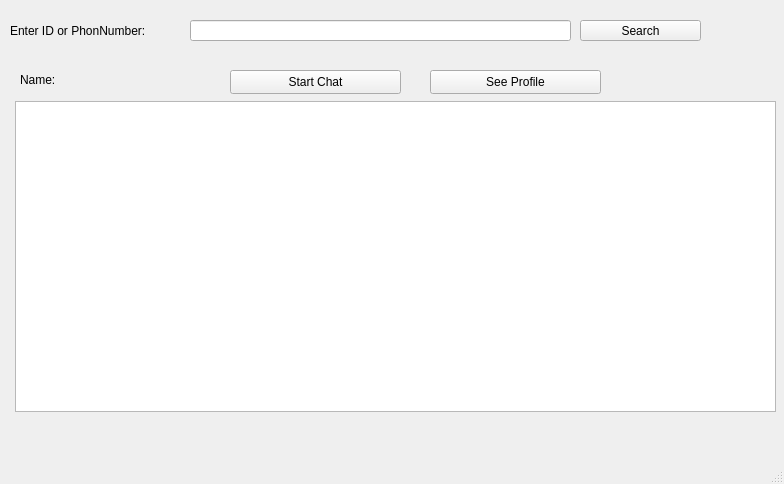
This is SocialMedia/darugram.ui in AP-projects-4001/daru as Qt 5 draws it before an edit. The edited form follows.
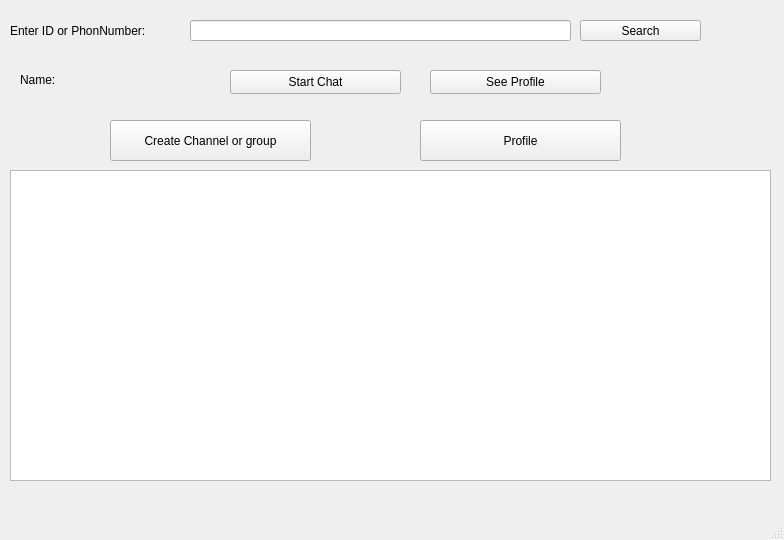
This is the edited form.

Commit message: group and channel

```diff
--- a/SocialMedia/darugram.ui
+++ b/SocialMedia/darugram.ui
@@ -7,7 +7,7 @@
     <x>0</x>
     <y>0</y>
     <width>784</width>
-    <height>484</height>
+    <height>540</height>
    </rect>
   </property>
   <property name="windowTitle">
@@ -92,13 +92,39 @@
    <widget class="QListWidget" name="chatList">
     <property name="geometry">
      <rect>
-      <x>15</x>
-      <y>101</y>
+      <x>10</x>
+      <y>170</y>
       <width>761</width>
       <height>311</height>
      </rect>
     </property>
    </widget>
+   <widget class="QPushButton" name="CreatGroup">
+    <property name="geometry">
+     <rect>
+      <x>110</x>
+      <y>120</y>
+      <width>201</width>
+      <height>41</height>
+     </rect>
+    </property>
+    <property name="text">
+     <string>Create Channel or group</string>
+    </property>
+   </widget>
+   <widget class="QPushButton" name="Profile">
+    <property name="geometry">
+     <rect>
+      <x>420</x>
+      <y>120</y>
+      <width>201</width>
+      <height>41</height>
+     </rect>
+    </property>
+    <property name="text">
+     <string>Profile</string>
+    </property>
+   </widget>
   </widget>
   <widget class="QMenuBar" name="menubar">
    <property name="geometry">
```
The commit also changes 577 other files.
